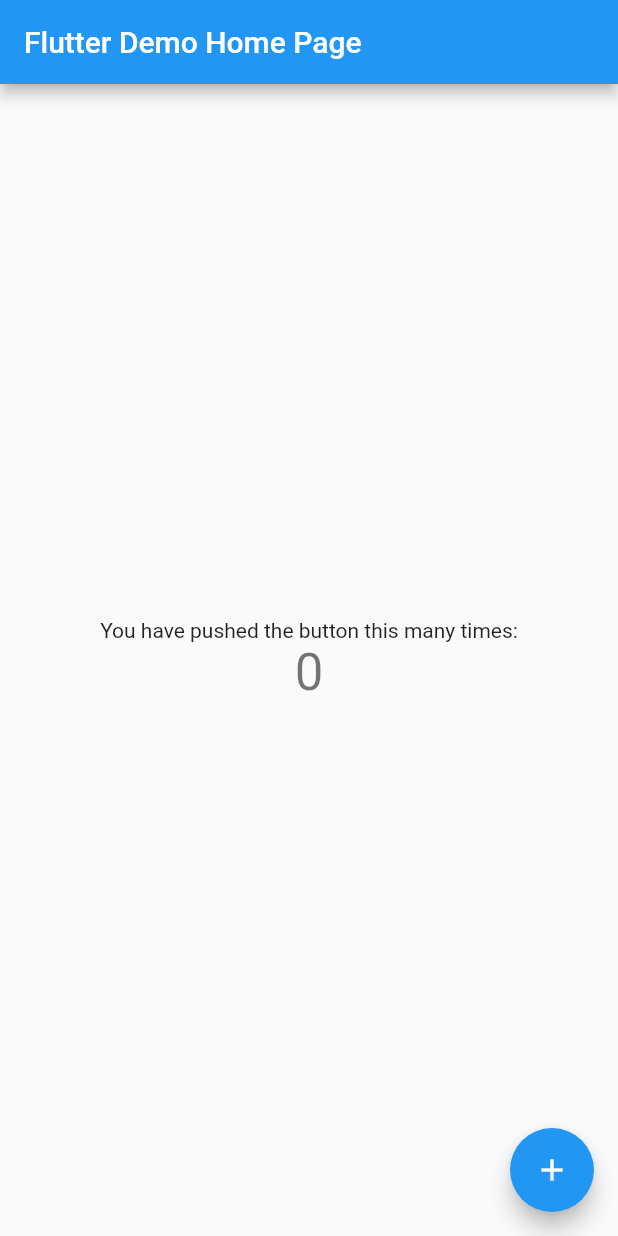
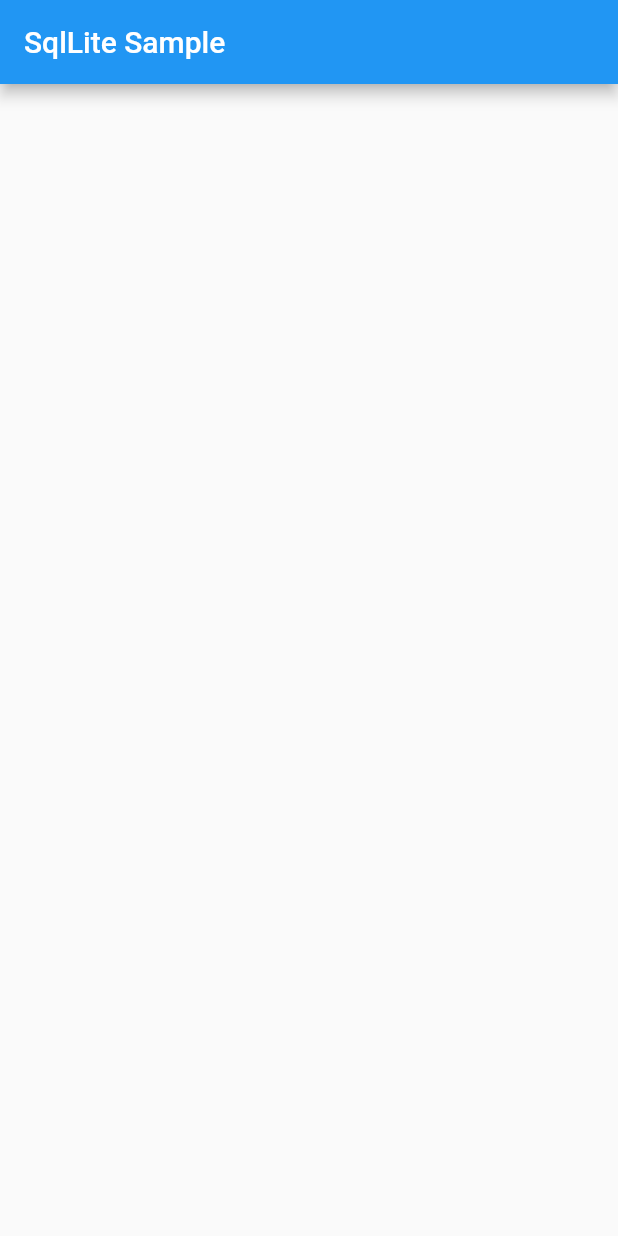
Before and after one commit to ersinokur/sqllite_flutter_example, a Flutter app: the screen it shows after launch, on a phone screen of 412 x 824 dp. Run offline on Flutter 3.47's test engine with Material 2 defaults, Android fonts, the phone set to English and light mode, and no system bars; our stand-ins replace sqflite; accounts and stored records are empty.

Commit message:
changed table

```diff
--- a/lib/main.dart
+++ b/lib/main.dart
@@ -1,6 +1,5 @@
 import 'package:flutter/material.dart';
-import 'package:sql_lite_project/db/dbHepler.dart';
-import 'package:sql_lite_project/models/product.dart';
+import 'package:sql_lite_project/screens/productList.dart';
 
 void main() => runApp(MyApp());
 
@@ -8,47 +7,18 @@ class MyApp extends StatelessWidget {
   // This widget is the root of your application.
   @override
   Widget build(BuildContext context) {
-
-    List<Product> products = new List<Product>();
-    DbHelper dbHelper = new DbHelper();
-    dbHelper.initiliazeDb().then((result)=> dbHelper.getProducts()
-    .then((result)=> products = result));
-
-Product product = new Product("Tabak", "tencere tabağı", 20);
-
-dbHelper.insert(product);
-
-
     return MaterialApp(
       title: 'Flutter Demo',
       theme: ThemeData(
-        // This is the theme of your application.
-        //
-        // Try running your application with "flutter run". You'll see the
-        // application has a blue toolbar. Then, without quitting the app, try
-        // changing the primarySwatch below to Colors.green and then invoke
-        // "hot reload" (press "r" in the console where you ran "flutter run",
-        // or simply save your changes to "hot reload" in a Flutter IDE).
-        // Notice that the counter didn't reset back to zero; the application
-        // is not restarted.
         primarySwatch: Colors.blue,
       ),
-      home: MyHomePage(title: 'Flutter Demo Home Page'),
+      home: MyHomePage(title: 'SqlLite Sample'),
     );
   }
 }
 
 class MyHomePage extends StatefulWidget {
   MyHomePage({Key key, this.title}) : super(key: key);
-
-  // This widget is the home page of your application. It is stateful, meaning
-  // that it has a State object (defined below) that contains fields that affect
-  // how it looks.
-
-  // This class is the configuration for the state. It holds the values (in this
-  // case the title) provided by the parent (in this case the App widget) and
-  // used by the build method of the State. Fields in a Widget subclass are
-  // always marked "final".
 
   final String title;
 
@@ -57,68 +27,13 @@ class MyHomePage extends StatefulWidget {
 }
 
 class _MyHomePageState extends State<MyHomePage> {
-  int _counter = 0;
-
-  void _incrementCounter() {
-    setState(() {
-      // This call to setState tells the Flutter framework that something has
-      // changed in this State, which causes it to rerun the build method below
-      // so that the display can reflect the updated values. If we changed
-      // _counter without calling setState(), then the build method would not be
-      // called again, and so nothing would appear to happen.
-      _counter++;
-    });
-  }
-
   @override
   Widget build(BuildContext context) {
-    // This method is rerun every time setState is called, for instance as done
-    // by the _incrementCounter method above.
-    //
-    // The Flutter framework has been optimized to make rerunning build methods
-    // fast, so that you can just rebuild anything that needs updating rather
-    // than having to individually change instances of widgets.
     return Scaffold(
       appBar: AppBar(
-        // Here we take the value from the MyHomePage object that was created by
-        // the App.build method, and use it to set our appbar title.
         title: Text(widget.title),
       ),
-      body: Center(
-        // Center is a layout widget. It takes a single child and positions it
-        // in the middle of the parent.
-        child: Column(
-          // Column is also layout widget. It takes a list of children and
-          // arranges them vertically. By default, it sizes itself to fit its
-          // children horizontally, and tries to be as tall as its parent.
-          //
-          // Invoke "debug painting" (press "p" in the console, choose the
-          // "Toggle Debug Paint" action from the Flutter Inspector in Android
-          // Studio, or the "Toggle Debug Paint" command in Visual Studio Code)
-          // to see the wireframe for each widget.
-          //
-          // Column has various properties to control how it sizes itself and
-          // how it positions its children. Here we use mainAxisAlignment to
-          // center the children vertically; the main axis here is the vertical
-          // axis because Columns are vertical (the cross axis would be
-          // horizontal).
-          mainAxisAlignment: MainAxisAlignment.center,
-          children: <Widget>[
-            Text(
-              'You have pushed the button this many times:',
-            ),
-            Text(
-              '$_counter',
-              style: Theme.of(context).textTheme.display1,
-            ),
-          ],
-        ),
-      ),
-      floatingActionButton: FloatingActionButton(
-        onPressed: _incrementCounter,
-        tooltip: 'Increment',
-        child: Icon(Icons.add),
-      ), // This trailing comma makes auto-formatting nicer for build methods.
+      body: ProdutList(),
     );
   }
 }
--- a/lib/models/product.dart
+++ b/lib/models/product.dart
@@ -34,11 +34,11 @@ class Product {
   Map<String, dynamic> toMap() {
     var map = Map<String, dynamic>();
 
-    map["name"] = _name;
-    map["decstiption"] = _description;
-    map["price"] = _price;
+    map["Name"] = _name;
+    map["Description"] = _description; //description OLACAK
+    map["Price"] = _price;
     if (_id != null) {
-      map["id"] = _id;
+      map["Id"] = _id;
     }
 
     return map;
@@ -46,10 +46,10 @@ class Product {
 
 Product.fromObject (dynamic o) {
 
-this._id = o["id"];
-this._name = o["name"];
-this._description= o["description"];
-this._price  = o["price"];
+this._id = o["Id"];
+this._name = o["Name"];
+this._description= o["Description"];
+this._price  = double.tryParse(o["Price"].toString()) ;
 
 }
 
--- /dev/null
+++ b/lib/screens/productList.dart
@@ -0,0 +1,67 @@
+import 'package:flutter/material.dart';
+import 'package:sql_lite_project/db/dbHepler.dart';
+import 'package:sql_lite_project/models/product.dart';
+
+class ProdutList extends StatefulWidget {
+  _ProdutListState createState() => _ProdutListState();
+}
+
+class _ProdutListState extends State<ProdutList> {
+  DbHelper dbHelper = new DbHelper();
+
+  List<Product> products;
+
+  int count = 0;
+  @override
+  Widget build(BuildContext context) {
+    if (products == null) {
+      products = new List<Product>();
+      getData();
+    }
+    return Scaffold(
+      body: productListItems(),
+    );
+  }
+
+  ListView productListItems() {
+    return ListView.builder(
+      itemCount: count,
+      itemBuilder: (BuildContext context, int position) {
+        return Card(
+          color: Colors.amberAccent,
+          elevation: 2,
+          child: ListTile( //
+            leading: CircleAvatar(
+              backgroundColor: Colors.green,
+              child: Text(this.products[position].name.substring(0,1)),
+            ),
+            title: Text(this.products[position].name),
+            subtitle: Text(this.products[position].description),
+            onTap: (){},
+          ),
+        );
+      },
+    );
+  }
+
+  void getData() {
+    var db = dbHelper.initiliazeDb();
+
+    db.then((result) {
+      var productFuture = dbHelper.getProducts();
+      productFuture.then((data) {
+        List<Product> productsData = new List<Product>();
+
+        count = data.length;
+        for (var i = 0; i < count; i++) {
+          productsData.add(Product.fromObject(data[i]));
+        }
+
+        setState(() {
+          products = productsData;
+          count = count;
+        });
+      });
+    });
+  }
+}
```
Also changed, not shown: lib/db/dbHepler.dart (+9 -10 lines), lib/screens/productDeail.dart (added).
